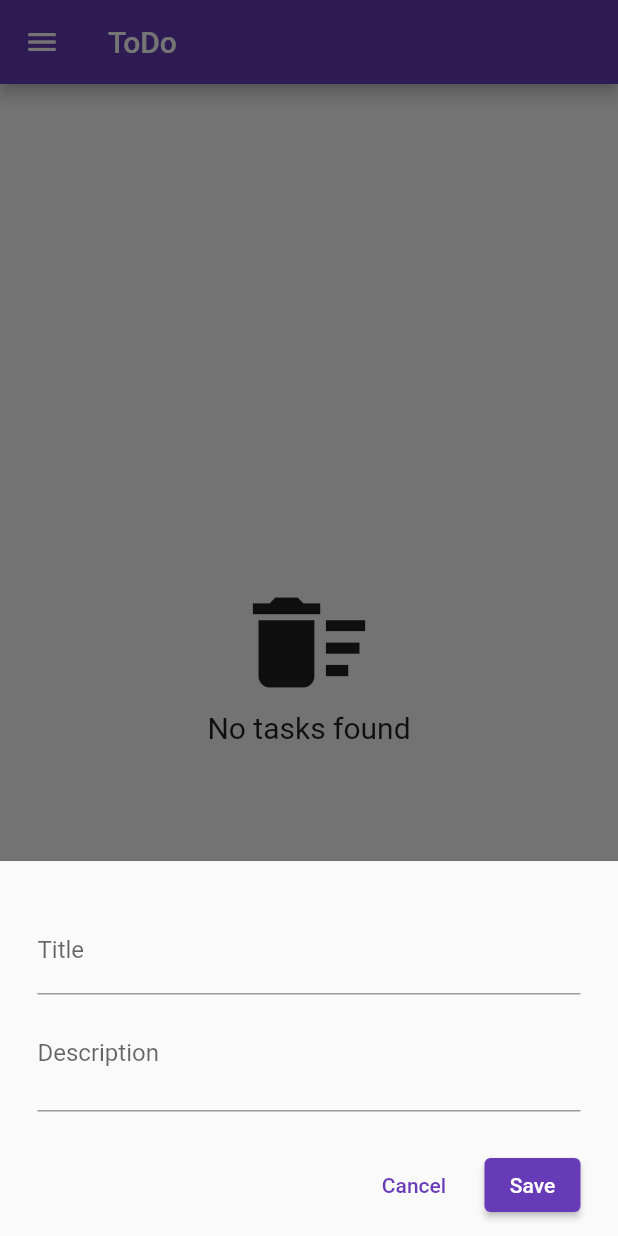
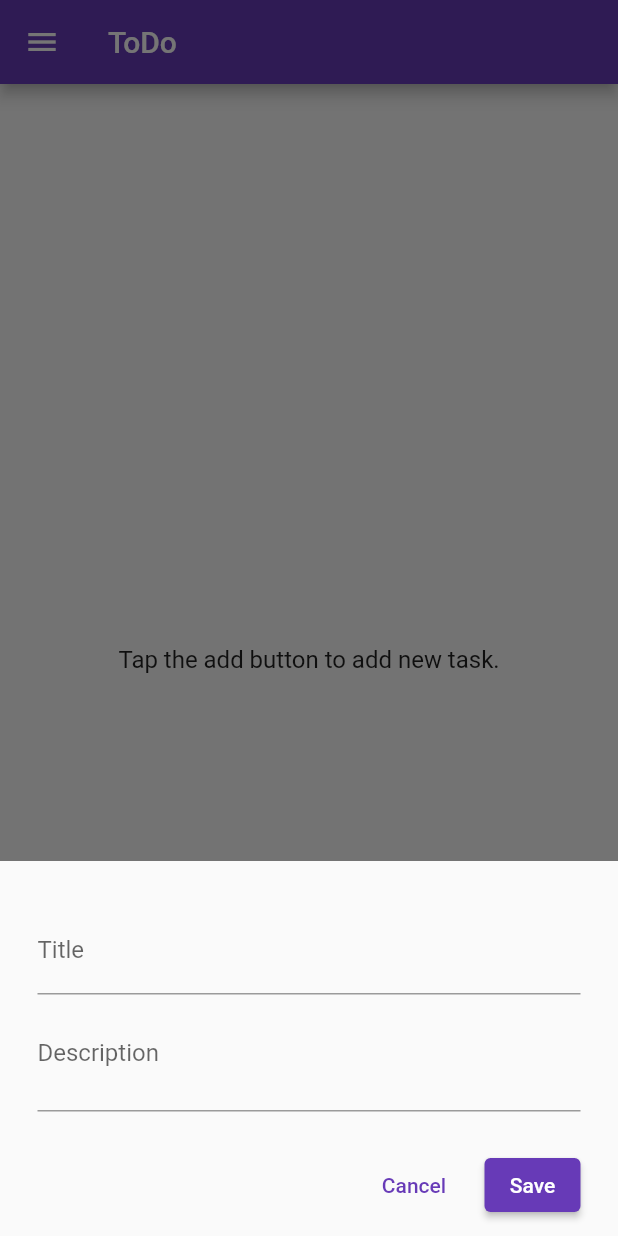
Before and after one commit to GalaxyZpj/todo, a Flutter app: the screen it shows after launch, after a tap on the "add" icon, on a phone screen of 412 x 824 dp. Run offline on Flutter 3.47's test engine with Material 2 defaults, Android fonts, the phone set to English and light mode, and no system bars; our stand-ins replace shared_preferences.

Commit message:
Fixed bottomSheet positioning upon open keyboard Updated NoTaskFound widget Set mainAxisSize property on TaskForm widget

```diff
--- a/lib/screens/task_screen.dart
+++ b/lib/screens/task_screen.dart
@@ -66,10 +66,6 @@ class _TaskScreenState extends State<TaskScreen> {
             builder: (ctx) => NewTaskDialog(ctx),
             isScrollControlled: true,
           );
-          // showDialog(
-          //   context: context,
-          //   builder: (ctx) => NewTaskDialog(ctx),
-          // );
         },
       ),
     );
--- a/lib/widgets/new_task_dialog.dart
+++ b/lib/widgets/new_task_dialog.dart
@@ -14,8 +14,14 @@ class NewTaskDialog extends StatelessWidget {
 
     return Container(
       height: 220,
-      margin: const EdgeInsets.only(top: 30),
-      padding: const EdgeInsets.symmetric(horizontal: 25),
+      margin: EdgeInsets.only(
+        top: 30,
+        bottom: MediaQuery.of(context).viewInsets.bottom,
+      ),
+      padding: const EdgeInsets.only(
+        left: 25,
+        right: 25,
+      ),
       child: TaskForm(
         taskTitle: '',
         taskDescription: '',
--- a/lib/widgets/no_task_found.dart
+++ b/lib/widgets/no_task_found.dart
@@ -5,21 +5,10 @@ class NoTaskFound extends StatelessWidget {
 
   @override
   Widget build(BuildContext context) {
-    return SizedBox(
-      width: double.infinity,
-      child: Column(
-        mainAxisAlignment: MainAxisAlignment.center,
-        crossAxisAlignment: CrossAxisAlignment.center,
-        children: const [
-          Icon(
-            Icons.delete_sweep,
-            size: 90,
-          ),
-          Text(
-            'No tasks found',
-            style: TextStyle(fontSize: 20),
-          ),
-        ],
+    return const Center(
+      child: Text(
+        'Tap the add button to add new task.',
+        style: TextStyle(fontSize: 16),
       ),
     );
   }
--- a/lib/widgets/task_form.dart
+++ b/lib/widgets/task_form.dart
@@ -50,6 +50,7 @@ class _TaskFormState extends State<TaskForm> {
     return Form(
       key: _form,
       child: Column(
+        mainAxisSize: MainAxisSize.min,
         children: [
           TextFormField(
             initialValue: _taskInput['title'],
```
